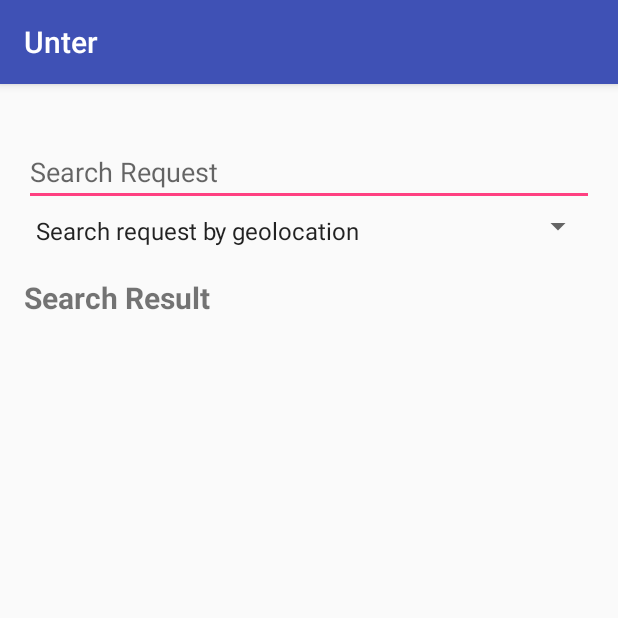
After one commit to CMPUT301F16T18/Unter, an Android app: the DriverSearchRequestActivity screen opened directly, with no data from a screen before it, on a phone screen of 412 x 824 dp, the top half of it. The commit adds this screen. Run offline under Robolectric (Android 15) with nearby library versions, the phone set to English and light mode, and no system bars.

Commit message:
create DriverSearchRequestActivity and modified DriverMainActivity

```diff
--- a/app/src/main/AndroidManifest.xml
+++ b/app/src/main/AndroidManifest.xml
@@ -18,10 +18,10 @@
         <activity android:name=".view.SignupActivity" />
         <activity
             android:name=".view.DriverMainActivity"
-            android:label="@string/title_activity_driver_main"
             android:theme="@style/AppTheme.NoActionBar" />
         <activity android:name=".view.EditUserProfileActivity" />
-        <activity android:name=".view.DriverBrowseRequestActivity"></activity>
+        <activity android:name=".view.DriverBrowseRequestActivity" />
+        <activity android:name=".view.DriverSearchRequestActivity"></activity>
     </application>
 
 </manifest>
--- /dev/null
+++ b/app/src/main/java/ca/ualberta/cs/unter/view/DriverSearchRequestActivity.java
@@ -0,0 +1,55 @@
+package ca.ualberta.cs.unter.view;
+
+import android.support.v7.app.AppCompatActivity;
+import android.os.Bundle;
+import android.view.View;
+import android.widget.AdapterView;
+import android.widget.ArrayAdapter;
+import android.widget.ListView;
+import android.widget.Spinner;
+
+import java.util.ArrayList;
+
+import ca.ualberta.cs.unter.R;
+import ca.ualberta.cs.unter.model.request.Request;
+
+public class DriverSearchRequestActivity extends AppCompatActivity {
+
+    private Spinner searchOptionSpinner;
+    private ArrayAdapter<CharSequence> searchOptionAdapter;
+
+    private ListView searchRequestListView;
+    private ArrayAdapter<Request> searchRequestAdapter;
+    private ArrayList<Request> searchRequestList = new ArrayList<>();
+
+    @Override
+    protected void onCreate(Bundle savedInstanceState) {
+        super.onCreate(savedInstanceState);
+        setContentView(R.layout.activity_driver_search_request);
+
+        // https://developer.android.com/guide/topics/ui/controls/spinner.html#Populate
+        searchOptionSpinner = (Spinner) findViewById(R.id.spinner_searchOption_DriverSearchRequestActivity);
+        searchOptionAdapter = ArrayAdapter.createFromResource(this,
+                R.array.search_option, android.R.layout.simple_spinner_item);
+        searchOptionAdapter.setDropDownViewResource(android.R.layout.simple_spinner_dropdown_item);
+        searchOptionSpinner.setAdapter(searchOptionAdapter);
+
+        searchRequestListView = (ListView) findViewById(R.id.listView_searchList_DriverSearchRequestActivity);
+        searchRequestListView.setOnItemClickListener(new AdapterView.OnItemClickListener() {
+            @Override
+            public void onItemClick(AdapterView<?> parent, View view, int position, long id) {
+                // TODO intent to DriverAcceptRequestActivity
+//                Intent intentDriverAcceptRequest = new Intent(this, DriverAcceptRequestActivity.class);
+//                startActivity(intentDriverAcceptRequest);
+            }
+        });
+    }
+
+    @Override
+    public void onStart() {
+        super.onStart();
+        searchRequestAdapter = new ArrayAdapter<>(this, R.layout.driver_accepted_list_item, searchRequestList);
+        searchRequestListView.setAdapter(searchRequestAdapter);
+    }
+
+}
--- /dev/null
+++ b/app/src/main/res/layout/activity_driver_search_request.xml
@@ -0,0 +1,45 @@
+<?xml version="1.0" encoding="utf-8"?>
+<LinearLayout xmlns:android="http://schemas.android.com/apk/res/android"
+    xmlns:tools="http://schemas.android.com/tools"
+    android:orientation="vertical"
+    android:layout_width="match_parent"
+    android:layout_height="match_parent"
+    android:paddingBottom="@dimen/activity_vertical_margin"
+    android:paddingLeft="@dimen/activity_horizontal_margin"
+    android:paddingRight="@dimen/activity_horizontal_margin"
+    android:paddingTop="@dimen/activity_vertical_margin"
+    tools:context="ca.ualberta.cs.unter.view.DriverSearchRequestActivity">
+
+
+    <EditText android:id="@+id/editText_searchRequest_DriverSearchRequestActivity"
+        android:layout_width="match_parent"
+        android:layout_height="wrap_content"
+        android:hint="@string/search_request"
+        android:inputType="textNoSuggestions|textVisiblePassword"
+        android:paddingTop="30dp"
+        android:maxLines="1"/>
+
+    <Spinner
+        android:id="@+id/spinner_searchOption_DriverSearchRequestActivity"
+        android:layout_width="match_parent"
+        android:layout_height="wrap_content"
+        android:paddingTop="5dp"/>
+
+    <TextView
+        android:layout_width="match_parent"
+        android:layout_height="wrap_content"
+        android:text="@string/search_result"
+        android:paddingTop="20dp"
+        android:textSize="20sp"
+        android:textStyle="bold"/>
+
+    <ListView
+        android:id="@+id/listView_searchList_DriverSearchRequestActivity"
+        android:layout_width="match_parent"
+        android:layout_height="match_parent"
+        android:scrollbars="vertical"
+        android:clickable="true" >
+    </ListView>
+
+
+</LinearLayout>
--- a/app/src/main/res/menu/activity_driver_main_drawer.xml
+++ b/app/src/main/res/menu/activity_driver_main_drawer.xml
@@ -10,6 +10,10 @@
             android:id="@+id/nav_request"
             android:icon="@drawable/ic_menu_send"
             android:title="Request" />
+        <item
+            android:id="@+id/nav_search"
+            android:icon="@drawable/ic_menu_camera"
+            android:title="Search" />
     </group>
 
     <item android:title="">
```
Also changed, not shown: app/src/main/java/ca/ualberta/cs/unter/view/DriverMainActivity.java (+3 -27 lines), app/src/main/res/layout/content_driver_main.xml (+0 -29 lines).
